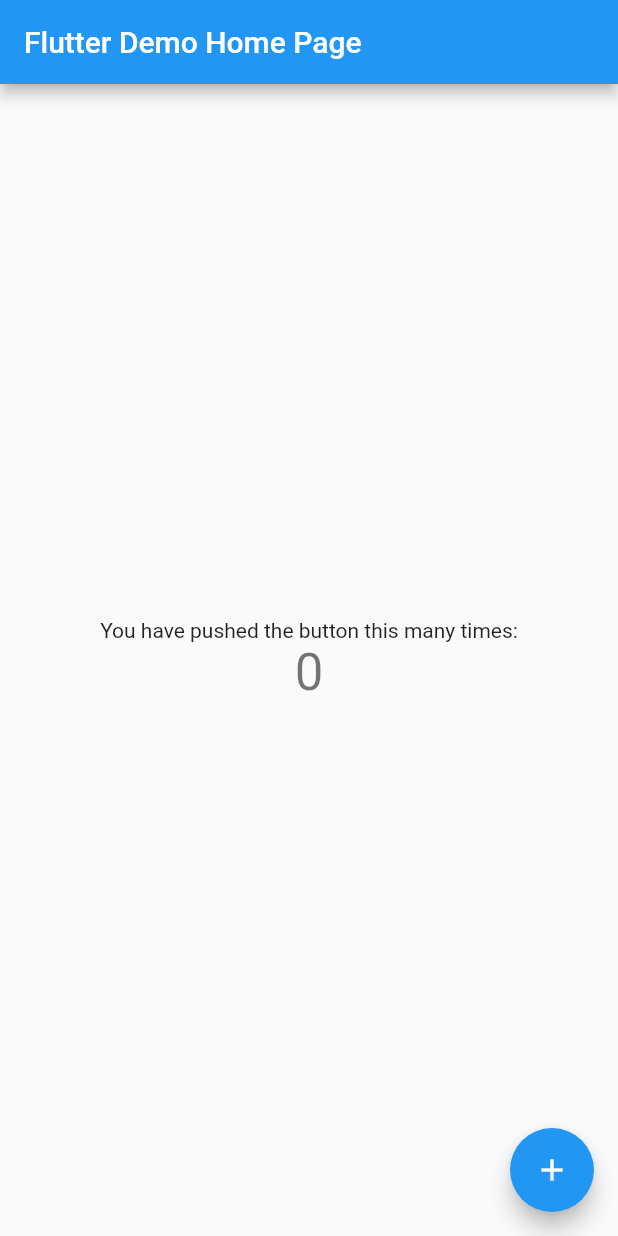
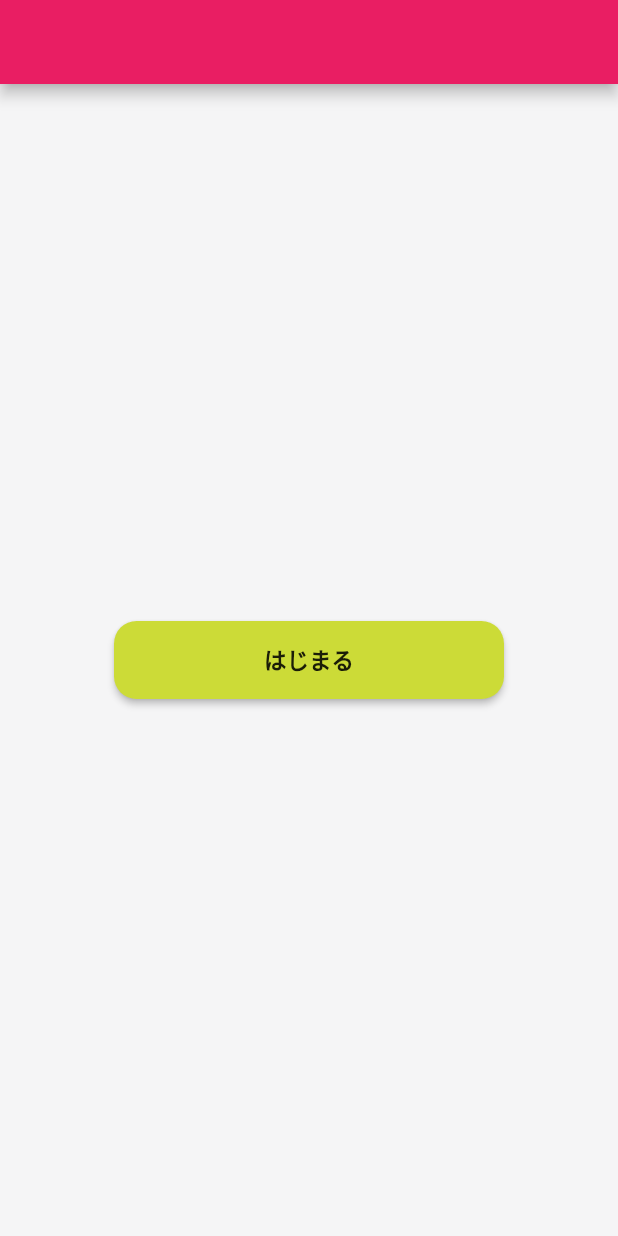
Before and after one commit to shun0810/flutter_quiz, a Flutter app: the screen it shows after launch, on a phone screen of 412 x 824 dp. Run offline on Flutter 3.47's test engine with Material 2 defaults, Android fonts, the phone set to English and light mode, and no system bars.

Commit message:
トップページ作成

```diff
--- a/lib/main.dart
+++ b/lib/main.dart
@@ -1,113 +1,13 @@
 import 'package:flutter/material.dart';
+import 'start_page.dart';
 
 void main() {
-  runApp(MyApp());
+  runApp(Root());
 }
 
-class MyApp extends StatelessWidget {
-  // This widget is the root of your application.
+class Root extends StatelessWidget {
   @override
   Widget build(BuildContext context) {
-    return MaterialApp(
-      title: 'Flutter Demo',
-      theme: ThemeData(
-        // This is the theme of your application.
-        //
-        // Try running your application with "flutter run". You'll see the
-        // application has a blue toolbar. Then, without quitting the app, try
-        // changing the primarySwatch below to Colors.green and then invoke
-        // "hot reload" (press "r" in the console where you ran "flutter run",
-        // or simply save your changes to "hot reload" in a Flutter IDE).
-        // Notice that the counter didn't reset back to zero; the application
-        // is not restarted.
-        primarySwatch: Colors.blue,
-      ),
-      home: MyHomePage(title: 'Flutter Demo Home Page'),
-    );
+    return Start();
   }
 }
-
-class MyHomePage extends StatefulWidget {
-  MyHomePage({Key key, this.title}) : super(key: key);
-
-  // This widget is the home page of your application. It is stateful, meaning
-  // that it has a State object (defined below) that contains fields that affect
-  // how it looks.
-
-  // This class is the configuration for the state. It holds the values (in this
-  // case the title) provided by the parent (in this case the App widget) and
-  // used by the build method of the State. Fields in a Widget subclass are
-  // always marked "final".
-
-  final String title;
-
-  @override
-  _MyHomePageState createState() => _MyHomePageState();
-}
-
-class _MyHomePageState extends State<MyHomePage> {
-  int _counter = 0;
-
-  void _incrementCounter() {
-    setState(() {
-      // This call to setState tells the Flutter framework that something has
-      // changed in this State, which causes it to rerun the build method below
-      // so that the display can reflect the updated values. If we changed
-      // _counter without calling setState(), then the build method would not be
-      // called again, and so nothing would appear to happen.
-      _counter++;
-    });
-  }
-
-  @override
-  Widget build(BuildContext context) {
-    // This method is rerun every time setState is called, for instance as done
-    // by the _incrementCounter method above.
-    //
-    // The Flutter framework has been optimized to make rerunning build methods
-    // fast, so that you can just rebuild anything that needs updating rather
-    // than having to individually change instances of widgets.
-    return Scaffold(
-      appBar: AppBar(
-        // Here we take the value from the MyHomePage object that was created by
-        // the App.build method, and use it to set our appbar title.
-        title: Text(widget.title),
-      ),
-      body: Center(
-        // Center is a layout widget. It takes a single child and positions it
-        // in the middle of the parent.
-        child: Column(
-          // Column is also a layout widget. It takes a list of children and
-          // arranges them vertically. By default, it sizes itself to fit its
-          // children horizontally, and tries to be as tall as its parent.
-          //
-          // Invoke "debug painting" (press "p" in the console, choose the
-          // "Toggle Debug Paint" action from the Flutter Inspector in Android
-          // Studio, or the "Toggle Debug Paint" command in Visual Studio Code)
-          // to see the wireframe for each widget.
-          //
-          // Column has various properties to control how it sizes itself and
-          // how it positions its children. Here we use mainAxisAlignment to
-          // center the children vertically; the main axis here is the vertical
-          // axis because Columns are vertical (the cross axis would be
-          // horizontal).
-          mainAxisAlignment: MainAxisAlignment.center,
-          children: <Widget>[
-            Text(
-              'You have pushed the button this many times:',
-            ),
-            Text(
-              '$_counter',
-              style: Theme.of(context).textTheme.headline4,
-            ),
-          ],
-        ),
-      ),
-      floatingActionButton: FloatingActionButton(
-        onPressed: _incrementCounter,
-        tooltip: 'Increment',
-        child: Icon(Icons.add),
-      ), // This trailing comma makes auto-formatting nicer for build methods.
-    );
-  }
-}
--- /dev/null
+++ b/lib/question_name.dart
@@ -0,0 +1,12 @@
+import 'package:flutter/material.dart';
+
+class Question extends StatelessWidget {
+  // const Question({Key? key}) : super(key: key);
+
+  @override
+  Widget build(BuildContext context) {
+    return Container(
+      child: Text('クイズのページ'),
+    );
+  }
+}
--- /dev/null
+++ b/lib/start_page.dart
@@ -0,0 +1,61 @@
+import 'package:flutter/material.dart';
+import 'question_name.dart';
+
+class Start extends StatelessWidget {
+  @override
+  Widget build(BuildContext context) {
+    return MaterialApp(
+      home: Scaffold(
+        appBar: AppBar(
+          backgroundColor: Color(0xFFe91e63),
+        ),
+        backgroundColor: Color(0xFFF5F5F6),
+        body: SafeArea(
+          child: StartPage(),
+        ),
+      ),
+    );
+  }
+}
+
+class StartPage extends StatefulWidget {
+  // const StartPage({Key? key}) : super(key: key);
+
+  @override
+  _StartPageState createState() => _StartPageState();
+}
+
+class _StartPageState extends State<StartPage> {
+  @override
+  Widget build(BuildContext context) {
+    return Center(
+      child: Container(
+        child: RaisedButton(
+          onPressed: () {
+            Navigator.push(
+                this.context,
+                MaterialPageRoute(
+                  builder: (context) => Question(),
+                ));
+          },
+          child: Text(
+            'はじまる',
+            style: TextStyle(
+              fontSize: 15.0,
+              fontWeight: FontWeight.bold,
+            ),
+          ),
+          color: Color(0xFFccdb37),
+          padding: EdgeInsets.symmetric(
+            vertical: 15,
+            horizontal: 100,
+          ),
+          shape: RoundedRectangleBorder(
+              borderRadius: BorderRadius.circular(
+            15.0,
+          )),
+        ),
+      ),
+    );
+  }
+}
```
Also changed, not shown: 1 other file.
